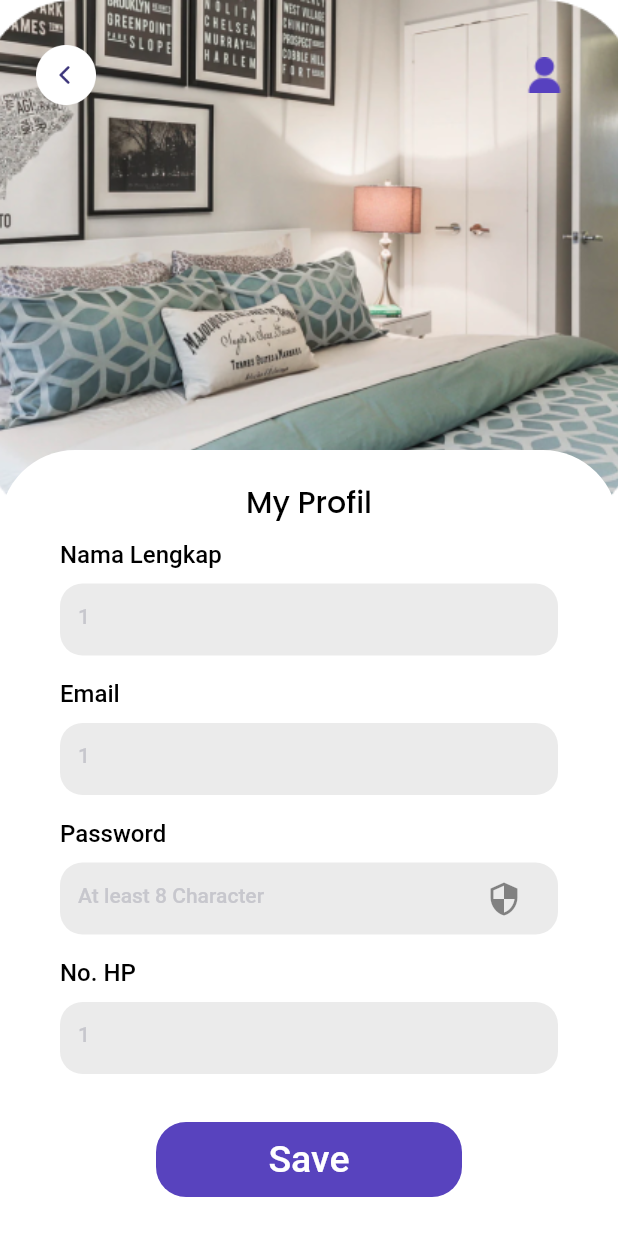
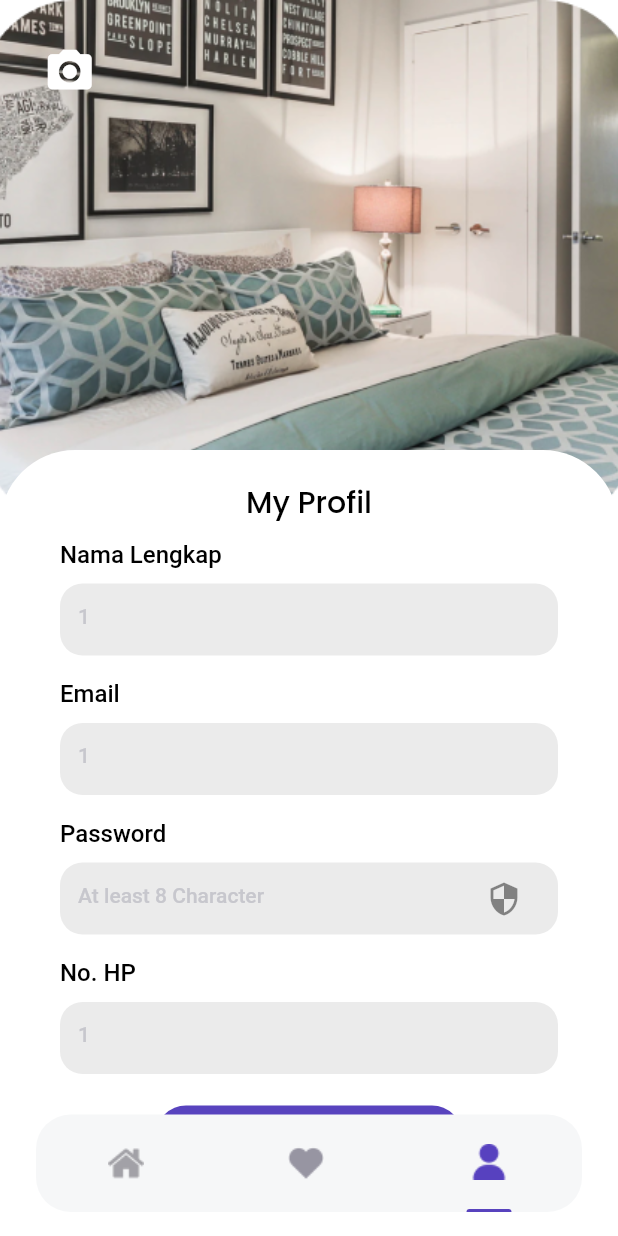
Before and after one commit to dayat123123/app-kost, a Flutter app: the ProfilPage screen opened directly, on a phone screen of 412 x 824 dp. Run offline on Flutter 3.47's test engine with Material 2 defaults, Android fonts, the phone set to English and light mode, and no system bars; our stand-ins replace get, google_fonts, rating_bar, shared_preferences; missing offline and left inert: flutter_launch; accounts and stored records are empty; network calls fail.

Commit message:
edit profil page

```diff
--- a/lib/favorite.dart
+++ b/lib/favorite.dart
@@ -131,7 +131,7 @@ class _FavPageState extends State<FavPage> {
               },
               child: BottomNavbarItem(
                 imageUrl: 'assets/home (1).png',
-                isActive: true,
+                isActive: false,
               ),
             ),
             InkWell(
@@ -141,7 +141,7 @@ class _FavPageState extends State<FavPage> {
               },
               child: BottomNavbarItem(
                 imageUrl: 'assets/love (1).png',
-                isActive: false,
+                isActive: true,
               ),
             ),
             InkWell(
--- a/lib/profil_page.dart
+++ b/lib/profil_page.dart
@@ -1,6 +1,9 @@
 import 'package:flutter/material.dart';
 import 'package:real_sokost/theme.dart';
 
+import 'button_navbar_item.dart';
+import 'favorite.dart';
+import 'homepage.dart';
 import 'login_widgets/widgets/custom_textfield.dart';
 
 class ProfilPage extends StatefulWidget {
@@ -104,7 +107,7 @@ class _ProfilPageState extends State<ProfilPage> {
                           textInputType: TextInputType.emailAddress,
                         ),
                         const SizedBox(
-                          height: 16,
+                          height: 5,
                         ),
                         Padding(
                           padding: const EdgeInsets.only(left: 60, right: 60),
@@ -129,6 +132,9 @@ class _ProfilPageState extends State<ProfilPage> {
                             ),
                           ),
                         ),
+                        const SizedBox(
+                          height: 70,
+                        ),
                       ],
                     ),
                   ),
@@ -147,22 +153,14 @@ class _ProfilPageState extends State<ProfilPage> {
                     onTap: () {
                       Navigator.pop(context);
                     },
-                    child: Image.asset(
-                      'assets/btn_back.png',
-                      width: 40,
-                    ),
-                  ),
-                  InkWell(
-                    onTap: () {
-                      Navigator.pop(context);
-                    },
                     child: Stack(
                       children: [
                         Padding(
                           padding: const EdgeInsets.symmetric(horizontal: 5),
-                          child: Image.asset(
-                            'assets/user.png',
-                            width: 40,
+                          child: Icon(
+                            Icons.photo_camera,
+                            color: whiteColor,
+                            size: 35,
                           ),
                         )
                       ],
@@ -174,6 +172,53 @@ class _ProfilPageState extends State<ProfilPage> {
           ],
         ),
       ),
+      floatingActionButton: Container(
+        height: 65,
+        width: MediaQuery.of(context).size.width - (2 * edge),
+        margin: EdgeInsets.symmetric(
+          horizontal: edge,
+        ),
+        decoration: BoxDecoration(
+          color: const Color(0xffF6F7F8),
+          borderRadius: BorderRadius.circular(23),
+        ),
+        child: Row(
+          mainAxisAlignment: MainAxisAlignment.spaceAround,
+          children: [
+            InkWell(
+              onTap: () {
+                Navigator.of(context).push(
+                    MaterialPageRoute(builder: (context) => const HomePage()));
+              },
+              child: BottomNavbarItem(
+                imageUrl: 'assets/home (1).png',
+                isActive: false,
+              ),
+            ),
+            InkWell(
+              onTap: () {
+                Navigator.of(context).push(
+                    MaterialPageRoute(builder: (context) => const FavPage()));
+              },
+              child: BottomNavbarItem(
+                imageUrl: 'assets/love.png',
+                isActive: false,
+              ),
+            ),
+            InkWell(
+              onTap: () {
+                Navigator.of(context).push(MaterialPageRoute(
+                    builder: (context) => const ProfilPage()));
+              },
+              child: BottomNavbarItem(
+                imageUrl: 'assets/user.png',
+                isActive: true,
+              ),
+            ),
+          ],
+        ),
+      ),
+      floatingActionButtonLocation: FloatingActionButtonLocation.centerFloat,
     );
   }
 }
```
